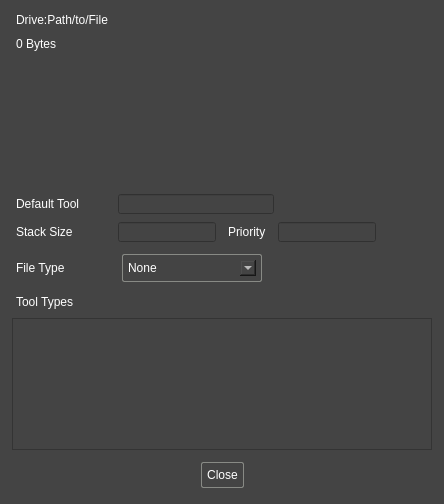
The window that ApolloExplorerPC/dialogfileinfo.ui (ronybeck/ApolloExplorer) describes before a commit, drawn with Qt 5.
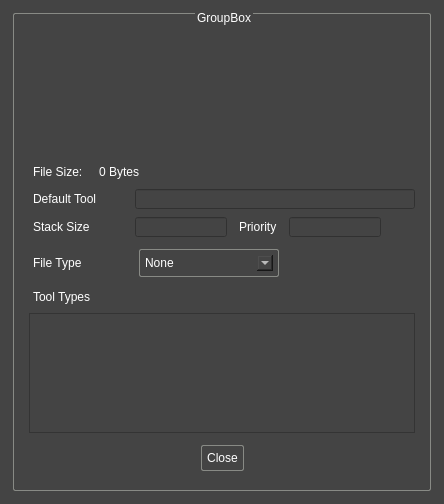
The same window after the commit. Icons and pictures are not drawn.

Commit message: - Fixed bug that causes crash when a drive has a non-english character - Enhanced loading of drive icons so it should be faster and remove the flickering icon problem - Made the file info dialog look a little nicer

Diff of the .ui file:
```diff
--- a/ApolloExplorerPC/dialogfileinfo.ui
+++ b/ApolloExplorerPC/dialogfileinfo.ui
@@ -88,19 +88,11 @@
   </property>
   <layout class="QVBoxLayout" name="verticalLayout">
    <item>
-    <widget class="QLabel" name="labelFilePath">
-     <property name="text">
-      <string>Drive:Path/to/File</string>
+    <widget class="QGroupBox" name="groupBox">
+     <property name="title">
+      <string>GroupBox</string>
      </property>
-    </widget>
-   </item>
-   <item>
-    <widget class="QLabel" name="labelFileSize">
-     <property name="text">
-      <string>0 Bytes</string>
-     </property>
-    </widget>
-   </item>
+     <layout class="QVBoxLayout" name="verticalLayout_2">
    <item>
     <widget class="QLabel" name="labelIcon">
      <property name="minimumSize">
@@ -120,6 +112,37 @@
      </property>
     </widget>
    </item>
+      <item>
+       <layout class="QHBoxLayout" name="horizontalLayout_4">
+        <item>
+         <widget class="QLabel" name="label_6">
+          <property name="text">
+           <string>File Size:</string>
+          </property>
+         </widget>
+        </item>
+        <item>
+         <widget class="QLabel" name="labelFileSize">
+          <property name="text">
+           <string>0 Bytes</string>
+          </property>
+         </widget>
+        </item>
+        <item>
+         <spacer name="horizontalSpacer_4">
+          <property name="orientation">
+           <enum>Qt::Horizontal</enum>
+          </property>
+          <property name="sizeHint" stdset="0">
+           <size>
+            <width>40</width>
+            <height>20</height>
+           </size>
+          </property>
+         </spacer>
+        </item>
+       </layout>
+      </item>
    <item>
     <layout class="QHBoxLayout" name="horizontalLayout">
      <item>
@@ -145,19 +168,6 @@
        </property>
       </widget>
      </item>
-     <item>
-      <spacer name="horizontalSpacer_3">
-       <property name="orientation">
-        <enum>Qt::Horizontal</enum>
-       </property>
-       <property name="sizeHint" stdset="0">
-        <size>
-         <width>40</width>
-         <height>20</height>
-        </size>
-       </property>
-      </spacer>
-     </item>
     </layout>
    </item>
    <item>
@@ -345,6 +355,9 @@
      <property name="centerButtons">
       <bool>true</bool>
      </property>
+       </widget>
+      </item>
+     </layout>
     </widget>
    </item>
   </layout>
```
Lines whose indentation alone changed are shown as unchanged. The commit also changes 8 other files.
